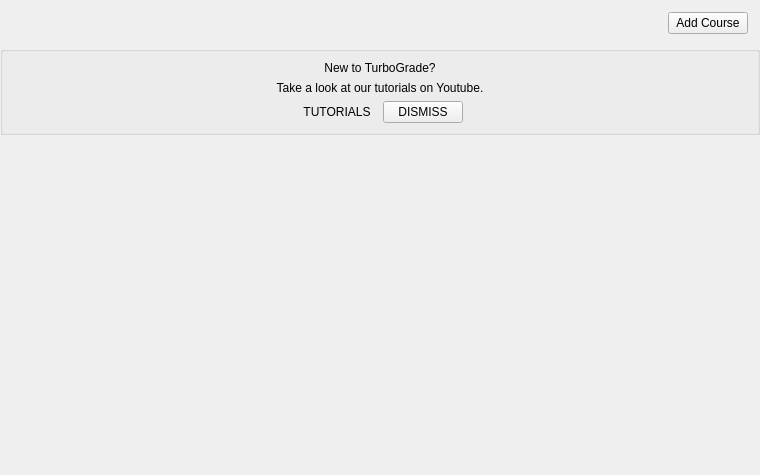
First picture: the form in TurboGrade/ui/dashboard.ui, repository wassgha/TurboGrade, before the edit.
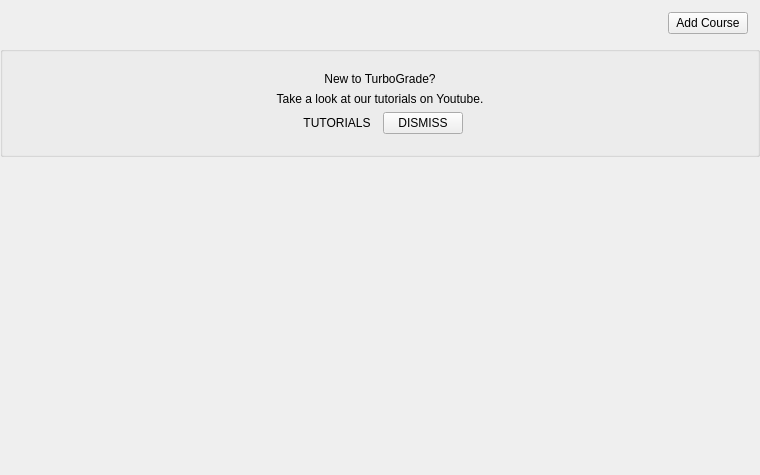
Second picture: the form after the edit. Icons and pictures are not drawn.

Commit message: Added new course dialog

The edit to the form file:
```diff
--- a/TurboGrade/ui/dashboard.ui
+++ b/TurboGrade/ui/dashboard.ui
@@ -174,6 +174,12 @@
       <bool>false</bool>
      </property>
      <layout class="QVBoxLayout" name="verticalLayout_2">
+      <property name="topMargin">
+       <number>20</number>
+      </property>
+      <property name="bottomMargin">
+       <number>20</number>
+      </property>
       <item>
        <widget class="QLabel" name="tutorial_head">
         <property name="text">
```
The commit also changes 6 other files.
